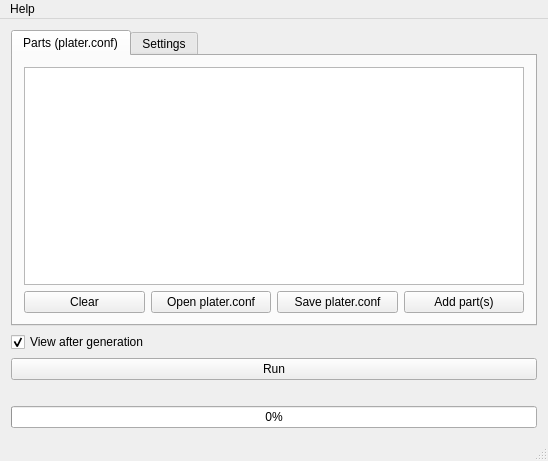
Before: the Qt Designer form gui/mainwindow.ui in RobotsWar/Plater, drawn with Qt 5.
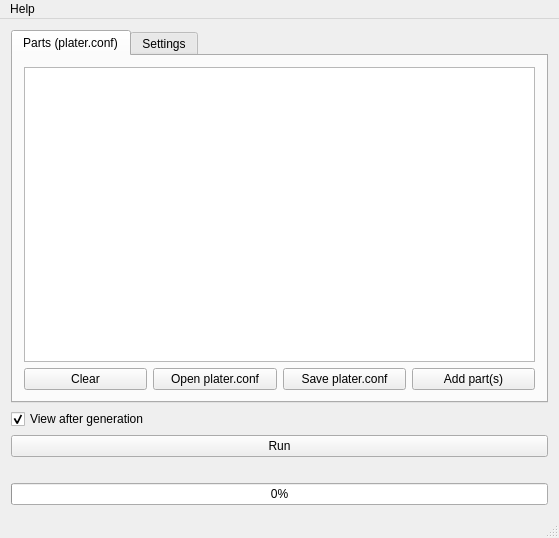
After: the same form once the commit is applied. Icons and pictures are not drawn.

Commit message: Window icon

What changed in the file:
```diff
--- a/gui/mainwindow.ui
+++ b/gui/mainwindow.ui
@@ -6,8 +6,8 @@
    <rect>
     <x>0</x>
     <y>0</y>
-    <width>548</width>
-    <height>456</height>
+    <width>559</width>
+    <height>538</height>
    </rect>
   </property>
   <property name="windowTitle">
@@ -370,8 +370,8 @@
     <rect>
      <x>0</x>
      <y>0</y>
-     <width>548</width>
-     <height>21</height>
+     <width>559</width>
+     <height>25</height>
     </rect>
    </property>
    <widget class="QMenu" name="menuAbout">
```
Left out of the diff: 4 changed lines with no effect on the pictures. The commit also changes 2 other files.
